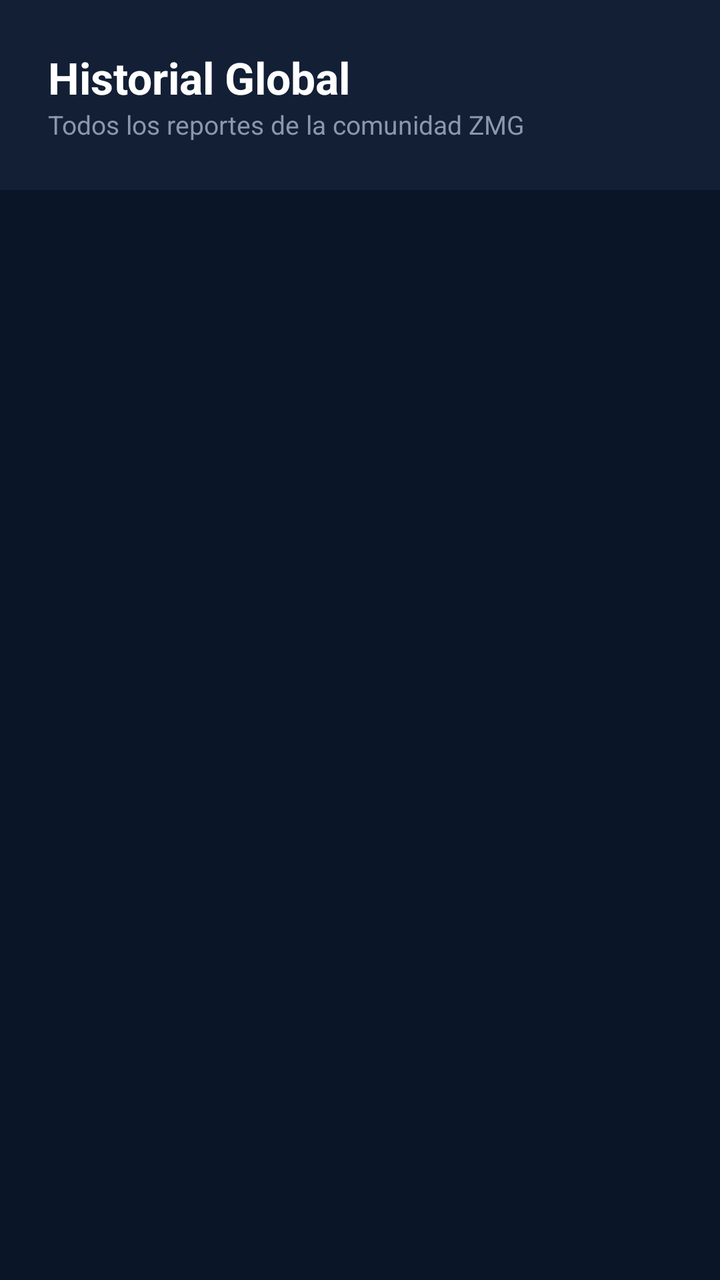
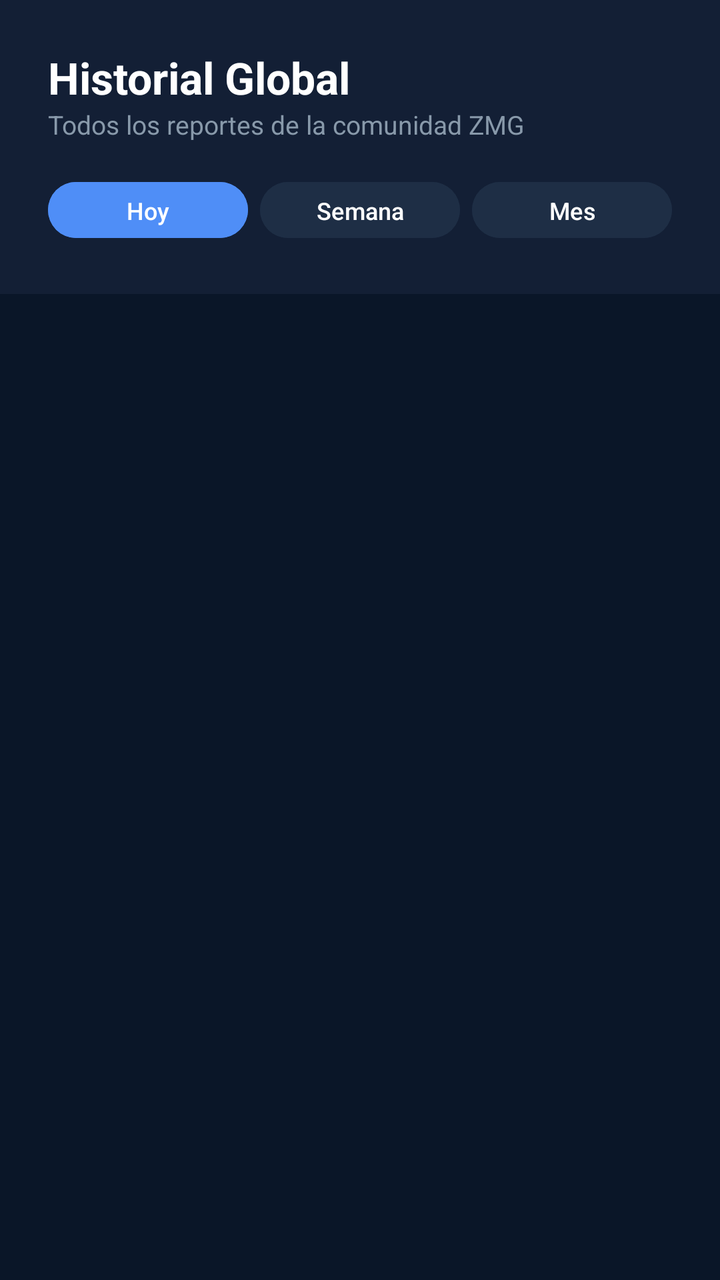

Screens rendered from an Android XML layout before and after an edit, with the pre-edit source and the edit as a unified diff.
<!-- AndroidManifest.xml: application theme Theme.VigiaVial -->
<!-- res/layout/activity_historial_global.xml -->
<?xml version="1.0" encoding="utf-8"?>
<LinearLayout xmlns:android="http://schemas.android.com/apk/res/android"
    android:layout_width="match_parent"
    android:layout_height="match_parent"
    android:orientation="vertical"
    android:background="#0A1628">

    
    <LinearLayout
        android:layout_width="match_parent"
        android:layout_height="wrap_content"
        android:orientation="vertical"
        android:background="#131F35"
        android:padding="24dp"
        android:paddingTop="32dp">

        <TextView
            android:layout_width="wrap_content"
            android:layout_height="wrap_content"
            android:text="Historial Global"
            android:textSize="22sp"
            android:textStyle="bold"
            android:textColor="#FFFFFF"/>

        <TextView
            android:layout_width="wrap_content"
            android:layout_height="wrap_content"
            android:text="Todos los reportes de la comunidad ZMG"
            android:textSize="13sp"
            android:textColor="#8899AA"/>
    </LinearLayout>

    <TextView
        android:id="@+id/tvVacio"
        android:layout_width="match_parent"
        android:layout_height="wrap_content"
        android:text="No hay reportes registrados todavía."
        android:gravity="center"
        android:textColor="#8899AA"
        android:textSize="15sp"
        android:padding="60dp"
        android:visibility="gone"/>

    <androidx.recyclerview.widget.RecyclerView
        android:id="@+id/rvReportes"
        android:layout_width="match_parent"
        android:layout_height="match_parent"
        android:padding="12dp"
        android:clipToPadding="false"/>

</LinearLayout>
<!-- resources referenced by this layout -->
<resources>
  <style name="Theme.VigiaVial" parent="Base.Theme.VigiaVial" />
  <style name="Base.Theme.VigiaVial" parent="Theme.Material3.DayNight.NoActionBar">
          
          
      </style>
</resources>

<!-- the commit's change to res/layout/activity_historial_global.xml (unified diff, before → after) -->
@@ -28,13 +28,55 @@
             android:text="Todos los reportes de la comunidad ZMG"
             android:textSize="13sp"
             android:textColor="#8899AA"/>
+
+        
+        <LinearLayout
+            android:layout_width="match_parent"
+            android:layout_height="wrap_content"
+            android:orientation="horizontal"
+            android:layout_marginTop="16dp"
+            android:weightSum="3">
+
+            <Button
+                android:id="@+id/btnFiltroHoy"
+                android:layout_width="0dp"
+                android:layout_height="36dp"
+                android:layout_weight="1"
+                android:layout_marginEnd="6dp"
+                android:text="Hoy"
+                android:textSize="12sp"
+                android:textColor="#FFFFFF"
+                android:backgroundTint="#4F8EF7" />
+
+            <Button
+                android:id="@+id/btnFiltroSemana"
+                android:layout_width="0dp"
+                android:layout_height="36dp"
+                android:layout_weight="1"
+                android:layout_marginEnd="6dp"
+                android:text="Semana"
+                android:textSize="12sp"
+                android:textColor="#FFFFFF"
+                android:backgroundTint="#1E2E45" />
+
+            <Button
+                android:id="@+id/btnFiltroMes"
+                android:layout_width="0dp"
+                android:layout_height="36dp"
+                android:layout_weight="1"
+                android:text="Mes"
+                android:textSize="12sp"
+                android:textColor="#FFFFFF"
+                android:backgroundTint="#1E2E45" />
+
+        </LinearLayout>
     </LinearLayout>
 
     <TextView
         android:id="@+id/tvVacio"
         android:layout_width="match_parent"
         android:layout_height="wrap_content"
-        android:text="No hay reportes registrados todavía."
+        android:text="No hay reportes en este período."
         android:gravity="center"
         android:textColor="#8899AA"
         android:textSize="15sp"
